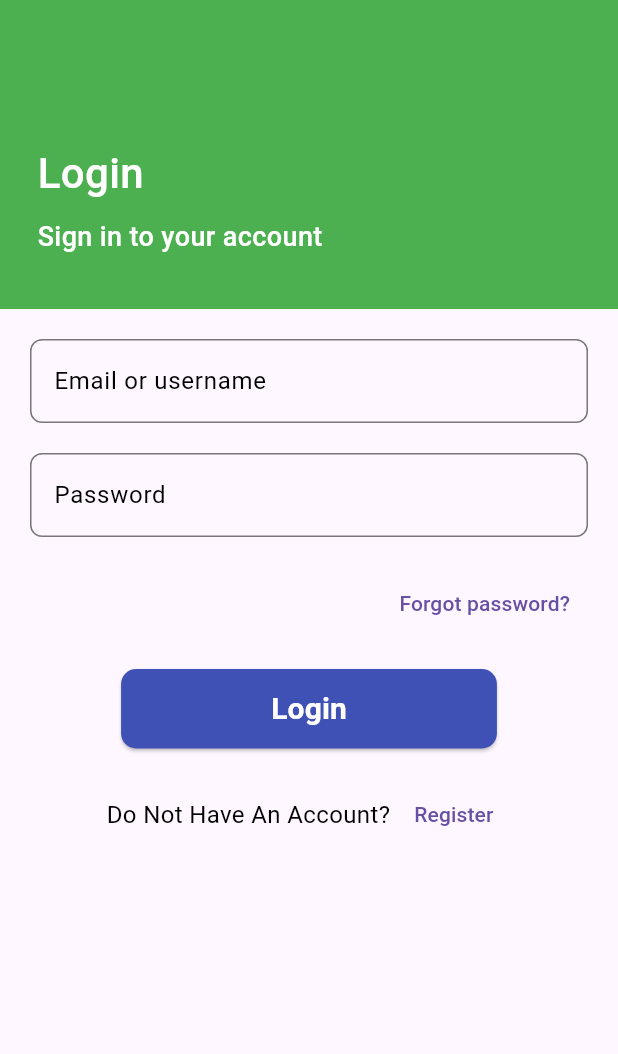
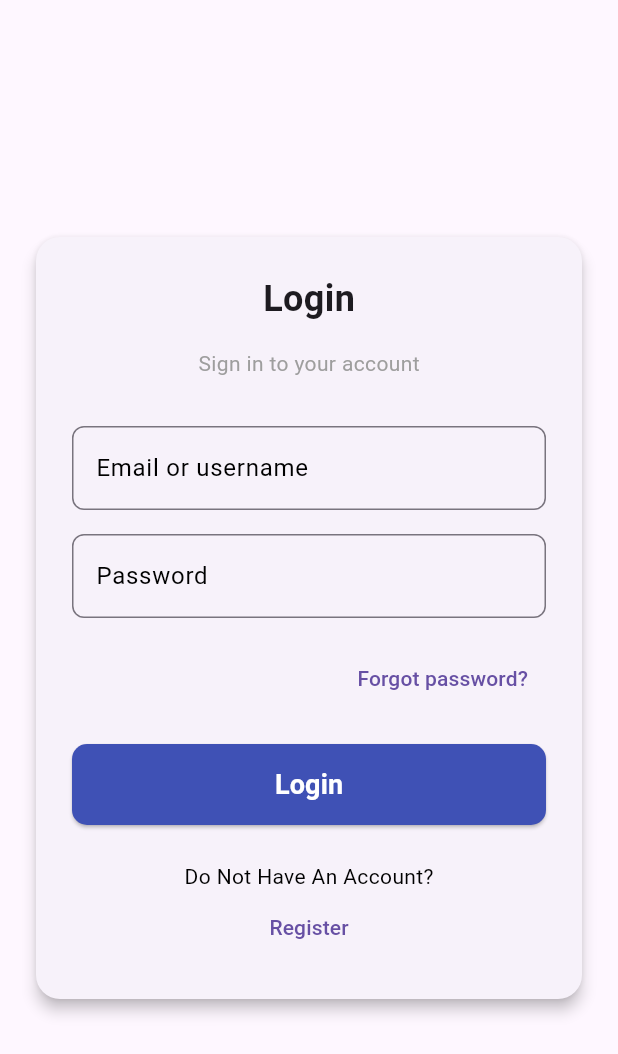
Before and after one commit to muratalperenulutas/chat-app-client, a Flutter app: the screen it shows after launch, on a phone screen of 412 x 824 dp. Shown: the top 1054 px of the screen. Run offline on Flutter 3.47's test engine with Material 3 defaults, Android fonts, the phone set to English and light mode, and no system bars; our stand-ins replace auto_route, connectivity_plus, drift, firebase_core, firebase_messaging, flutter_local_notifications and 7 more; accounts and stored records are empty; generated files the repository leaves out were written again.

Commit message:
refactor: enhance login screen layout and improve UI components

```diff
--- a/lib/features/auth/screens/login_screen.dart
+++ b/lib/features/auth/screens/login_screen.dart
@@ -20,28 +20,40 @@ class _LoginPageState extends ConsumerState<LoginPage> {
 
   @override
   Widget build(BuildContext context) {
-    double screenWidth = MediaQuery.of(context).size.width;
-    double screenHeight = MediaQuery.of(context).size.height;
     return Scaffold(
-      body: ListView(padding: EdgeInsets.zero, children: [
-        Container(
-            color: Colors.green,
-            height: screenHeight*0.25,
-            child: const Padding(padding: EdgeInsets.all(25),
+      body: LayoutBuilder(
+        builder: (context, constraints) {
+            return Center(
+              child: SingleChildScrollView(
+                child: Card(
+                  elevation: 4,
+                  margin: const EdgeInsets.all(24),
+                  shape: RoundedRectangleBorder(borderRadius: BorderRadius.circular(16)),
+                  child: Container(
+                    constraints: const BoxConstraints(maxWidth: 400),
+                    padding: const EdgeInsets.all(24),
                     child: Column(
+                      mainAxisSize: MainAxisSize.min,
                       children: [
-                SizedBox(height: 70),
-                Row(mainAxisAlignment: MainAxisAlignment.start, children: [ Text("Login",style: TextStyle(fontSize: 28,color: Colors.white, fontWeight: FontWeight.w500),),],),
-                SizedBox(height: 10,),
-                Row(mainAxisAlignment: MainAxisAlignment.start, children: [ Text("Sign in to your account",style: TextStyle(fontSize: 18,color: Colors.white, fontWeight: FontWeight.w500 ))],),
-
+                        const Text("Login", style: TextStyle(fontSize: 24, fontWeight: FontWeight.bold)),
+                        const SizedBox(height: 16),
+                        const Text("Sign in to your account", style: TextStyle(fontSize: 14, color: Colors.grey)),
+                        const SizedBox(height: 32),
+                        _buildFormContent(context),
                       ],
                     ),
-            )),
-        Form(
-            child: Padding(
-          padding: const EdgeInsets.all(20),
-          child: Column(
+                  ),
+                ),
+              ),
+            );
+
+        },
+      ),
+    );
+  }
+
+  Widget _buildFormContent(BuildContext context) {
+    return Column(
       mainAxisSize: MainAxisSize.min,
       crossAxisAlignment: CrossAxisAlignment.end,
       children: [
@@ -52,10 +64,11 @@ class _LoginPageState extends ConsumerState<LoginPage> {
             labelStyle: TextStyle(color: Colors.black),
             border: OutlineInputBorder(
               borderRadius: BorderRadius.all(Radius.circular(8)),
-                          borderSide: BorderSide(color: Colors.black))
+              borderSide: BorderSide(color: Colors.black),
             ),
           ),
-                const SizedBox(height: 20),
+        ),
+        const SizedBox(height: 16),
         TextField(
           obscureText: true,
           controller: passwordController,
@@ -64,21 +77,21 @@ class _LoginPageState extends ConsumerState<LoginPage> {
             labelStyle: TextStyle(color: Colors.black),
             border: OutlineInputBorder(
               borderRadius: BorderRadius.all(Radius.circular(8)),
-                        borderSide: BorderSide(color: Colors.black)),
+              borderSide: BorderSide(color: Colors.black),
             ),
           ),
-                const SizedBox(height: 20),
+        ),
+        const SizedBox(height: 16),
         TextButton(
           onPressed: () {},
           child: const Text("Forgot password?"),
         ),
         const SizedBox(height: 20),
-                Row(
-                  mainAxisAlignment: MainAxisAlignment.center,
-                  children: [
-                    ElevatedButton(
+        SizedBox(
+          width: double.infinity,
+          child: ElevatedButton(
             onPressed: () async {
-                          final login = Login(identifier: identifierController.text,password: passwordController.text);
+              final login = Login(identifier: identifierController.text, password: passwordController.text);
               ref.read(authControllerProvider.notifier).login(
                 login,
                 onSuccess: () {
@@ -92,34 +105,33 @@ class _LoginPageState extends ConsumerState<LoginPage> {
                 },
                 onError: (msg) {
                   ScaffoldMessenger.of(context).showSnackBar(SnackBar(content: Text(msg)));
-                            }
+                },
               );
             },
             style: ElevatedButton.styleFrom(
               backgroundColor: Colors.indigo,
-                            shape: RoundedRectangleBorder(
-                                borderRadius: BorderRadius.circular(10)),
-                            padding: const EdgeInsets.symmetric(
-                                horizontal: 100, vertical: 12)),
+              shape: RoundedRectangleBorder(borderRadius: BorderRadius.circular(10)),
+              padding: const EdgeInsets.symmetric(vertical: 14),
+            ),
             child: const Text(
               "Login",
-                          style: TextStyle(
-                              fontSize: 20,
-                              color: Colors.white,
-                              fontWeight: FontWeight.bold),
-                        )),
-                  ],
-                )
-              ]),
-        )),
+              style: TextStyle(fontSize: 18, color: Colors.white, fontWeight: FontWeight.bold),
+            ),
+          ),
+        ),
+        const SizedBox(height: 24),
         Row(
           mainAxisAlignment: MainAxisAlignment.center,
           children: [
             const Text(
               "Do Not Have An Account?",
-              style: TextStyle(fontSize: 16, color: Colors.black),
+              style: TextStyle(fontSize: 14, color: Colors.black),
             ),
-            const SizedBox(width: 4),
+            ],
+        ),
+        Row(
+          mainAxisAlignment: MainAxisAlignment.center,
+          children: [
             TextButton(
               onPressed: () {
                 context.router.replace(const RegisterRoute());
@@ -128,7 +140,7 @@ class _LoginPageState extends ConsumerState<LoginPage> {
             ),
           ],
         ),
-      ]),
+      ],
     );
   }
 }
```
Lines whose indentation alone changed are shown as unchanged.
